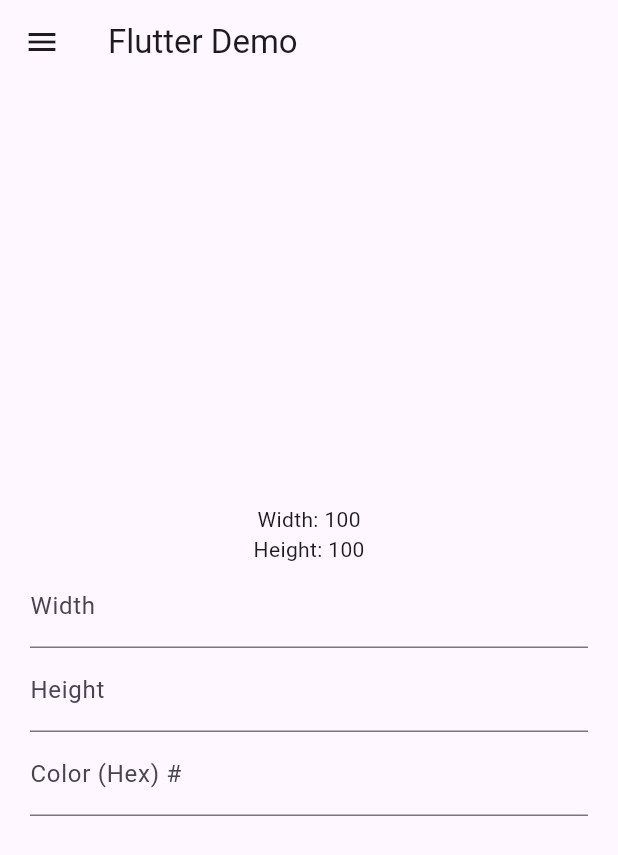
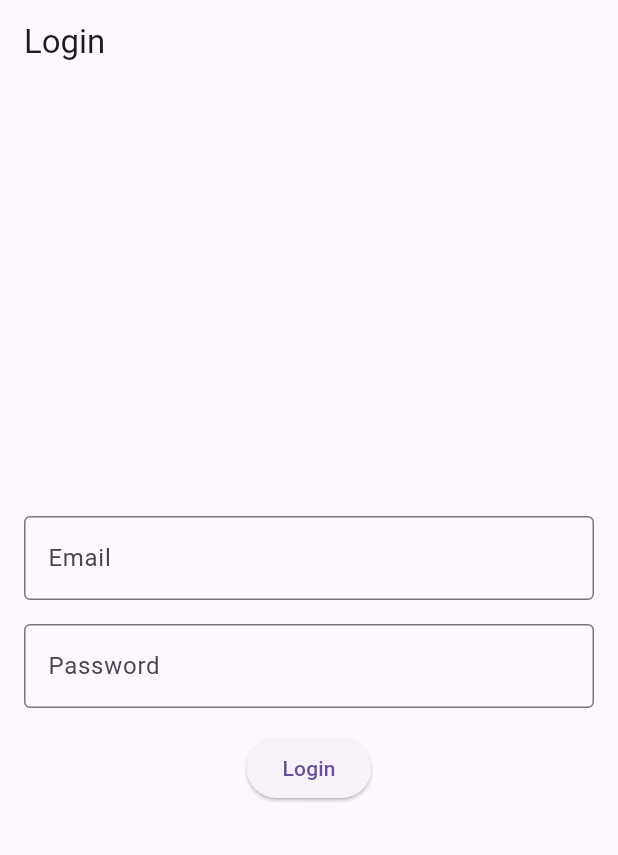
Before and after one commit to zumaku/flutter_journery, a Flutter app: the screen it shows after launch, on a phone screen of 412 x 824 dp. Shown: the top 855 px of the screen. Run offline on Flutter 3.47's test engine with Material 3 defaults, Android fonts, the phone set to English and light mode, and no system bars; our stand-ins replace firebase_auth, firebase_core; accounts and stored records are empty.

Commit message:
Koneksi login ke Firebase

```diff
--- a/lib/applicationColor.dart
+++ /dev/null
@@ -1,14 +0,0 @@
-import 'package:flutter/material.dart';
-
-class ApplicationColor extends ChangeNotifier {
-  bool _isLightBlue = true;
-
-  bool get isLightBlue => _isLightBlue;
-
-  Color get color => _isLightBlue ? Colors.lightBlue : Colors.amber;
-
-  void toggleColor(bool isLightBlue) {
-    _isLightBlue = isLightBlue;
-    notifyListeners();
-  }
-}
--- /dev/null
+++ b/lib/login_page.dart
@@ -0,0 +1,76 @@
+import 'package:firebase_auth/firebase_auth.dart';
+import 'package:flutter/material.dart';
+import 'home_page.dart';
+
+class LoginPage extends StatefulWidget {
+  @override
+  _LoginPageState createState() => _LoginPageState();
+}
+
+class _LoginPageState extends State<LoginPage> {
+  final FirebaseAuth _auth = FirebaseAuth.instance;
+  final TextEditingController _emailController = TextEditingController();
+  final TextEditingController _passwordController = TextEditingController();
+  String _errorMessage = '';
+
+  Future<void> _signIn() async {
+    try {
+      await _auth.signInWithEmailAndPassword(
+        email: _emailController.text,
+        password: _passwordController.text,
+      );
+      Navigator.of(context).pushReplacement(
+        MaterialPageRoute(builder: (context) => HomePage()),
+      );
+    } on FirebaseAuthException catch (e) {
+      setState(() {
+        _errorMessage = e.message ?? 'An error occurred';
+      });
+    }
+  }
+
+  @override
+  Widget build(BuildContext context) {
+    return Scaffold(
+      appBar: AppBar(
+        title: Text('Login'),
+      ),
+      body: Padding(
+        padding: const EdgeInsets.all(16.0),
+        child: Column(
+          mainAxisAlignment: MainAxisAlignment.center,
+          children: [
+            TextField(
+              controller: _emailController,
+              decoration: InputDecoration(
+                labelText: 'Email',
+                border: OutlineInputBorder(),
+              ),
+            ),
+            SizedBox(height: 16),
+            TextField(
+              controller: _passwordController,
+              decoration: InputDecoration(
+                labelText: 'Password',
+                border: OutlineInputBorder(),
+              ),
+              obscureText: true,
+            ),
+            SizedBox(height: 16),
+            ElevatedButton(
+              onPressed: _signIn,
+              child: Text('Login'),
+            ),
+            if (_errorMessage.isNotEmpty) ...[
+              SizedBox(height: 16),
+              Text(
+                _errorMessage,
+                style: TextStyle(color: Colors.red),
+              ),
+            ],
+          ],
+        ),
+      ),
+    );
+  }
+}
--- a/lib/main.dart
+++ b/lib/main.dart
@@ -1,137 +1,25 @@
+import 'package:firebase_core/firebase_core.dart';
 import 'package:flutter/material.dart';
-import 'package:provider/provider.dart';
-import 'package:flutter/services.dart';
+import 'firebase_options.dart';
+import '../login_page.dart';
 
-void main() {
-  runApp(const MyApp());
+void main() async {
+  WidgetsFlutterBinding.ensureInitialized();
+  await Firebase.initializeApp(
+    options: DefaultFirebaseOptions.currentPlatform,
+  );
+  runApp(MyApp());
 }
 
 class MyApp extends StatelessWidget {
-  const MyApp({super.key});
-
   @override
   Widget build(BuildContext context) {
     return MaterialApp(
-      home: ChangeNotifierProvider<ApplicationColor>(
-        create: (BuildContext context) => ApplicationColor(),
-        child: MyHomePage(),
+      title: 'Firebase Auth Demo',
+      theme: ThemeData(
+        primarySwatch: Colors.blue,
       ),
+      home: LoginPage(),
     );
   }
 }
-
-class MyHomePage extends StatefulWidget {
-  const MyHomePage({super.key});
-
-  @override
-  State<MyHomePage> createState() => _MyHomePageState();
-}
-
-class _MyHomePageState extends State<MyHomePage> {
-  int _width = 100;
-  int _height = 100;
-  Color _color = Colors.blue;
-
-  final TextEditingController _widthController = TextEditingController();
-  final TextEditingController _heightController = TextEditingController();
-  final TextEditingController _colorController = TextEditingController();
-
-  @override
-  void initState() {
-    super.initState();
-    _widthController.addListener(() {
-      setState(() {
-        _width = int.tryParse(_widthController.text) ?? 100;
-      });
-    });
-    _heightController.addListener(() {
-      setState(() {
-        _height = int.tryParse(_heightController.text) ?? 100;
-      });
-    });
-    _colorController.addListener(() {
-      setState(() {
-        final hexColor = _colorController.text;
-        if (hexColor.length == 6 || (hexColor.length == 7 && hexColor.startsWith('#'))) {
-          final colorString = hexColor.startsWith('#') ? hexColor.substring(1) : hexColor;
-          try {
-            _color = Color(int.parse('FF$colorString', radix: 16));
-          } catch (e) {
-            _color = Colors.blue;
-          }
-        }
-      });
-    });
-  }
-
-  @override
-  Widget build(BuildContext context) {
-    return Scaffold(
-      appBar: AppBar(
-        title: const Text('Flutter Demo'),
-      ),
-      drawer: Drawer(
-        child: Center(
-          child: Container(
-            width: _width.toDouble(),
-            height: _height.toDouble(),
-            color: _color,
-          ),
-        ),
-      ),
-      body: Padding(
-        padding: const EdgeInsets.all(20),
-        child: Center(
-          child: Column(
-            mainAxisAlignment: MainAxisAlignment.center,
-            children: [
-              Text("Width: $_width"),
-              Text("Height: $_height"),
-              TextField(
-                controller: _widthController,
-                decoration: const InputDecoration(labelText: 'Width'),
-                keyboardType: TextInputType.number,
-                inputFormatters: <TextInputFormatter>[
-                  FilteringTextInputFormatter.digitsOnly,
-                ],
-                onChanged: (value) {
-                  setState(() {
-                    _width = int.tryParse(value) ?? 0;
-                  });
-                },
-              ),
-              TextField(
-                controller: _heightController,
-                decoration: const InputDecoration(labelText: 'Height'),
-                keyboardType: TextInputType.number,
-                inputFormatters: <TextInputFormatter>[
-                  FilteringTextInputFormatter.digitsOnly,
-                ],
-                onChanged: (value) {
-                  setState(() {
-                    _height = int.tryParse(value) ?? 0;
-                  });
-                },
-              ),
-              TextField(
-                controller: _colorController,
-                decoration: const InputDecoration(labelText: 'Color (Hex) #'),
-              ),
-            ],
-          ),
-        ),
-      ),
-    );
-  }
-}
-
-class ApplicationColor extends ChangeNotifier {
-  Color _color = Color(0xFF2196F3);
-
-  Color get color => _color;
-
-  void changeColor(Color newColor) {
-    _color = newColor;
-    notifyListeners();
-  }
-}
--- a/pubspec.yaml
+++ b/pubspec.yaml
@@ -30,6 +30,9 @@ environment:
 dependencies:
   flutter:
     sdk: flutter
+  firebase_auth: ^5.1.1
+  cloud_firestore: ^5.0.2
+  provider: ^6.1.2
 
 
   # The following adds the Cupertino Icons font to your application.
@@ -39,7 +42,6 @@ dependencies:
 dev_dependencies:
   flutter_test:
     sdk: flutter
-  provider: ^6.1.2
 
   # The "flutter_lints" package below contains a set of recommended lints to
   # encourage good coding practices. The lint set provided by the package is
```
Also changed, not shown: lib/home_page.dart (added, +34 -0 lines), firebase.json (added), lib/firebase_options.dart (added), pubspec.lock, 6 other files.
